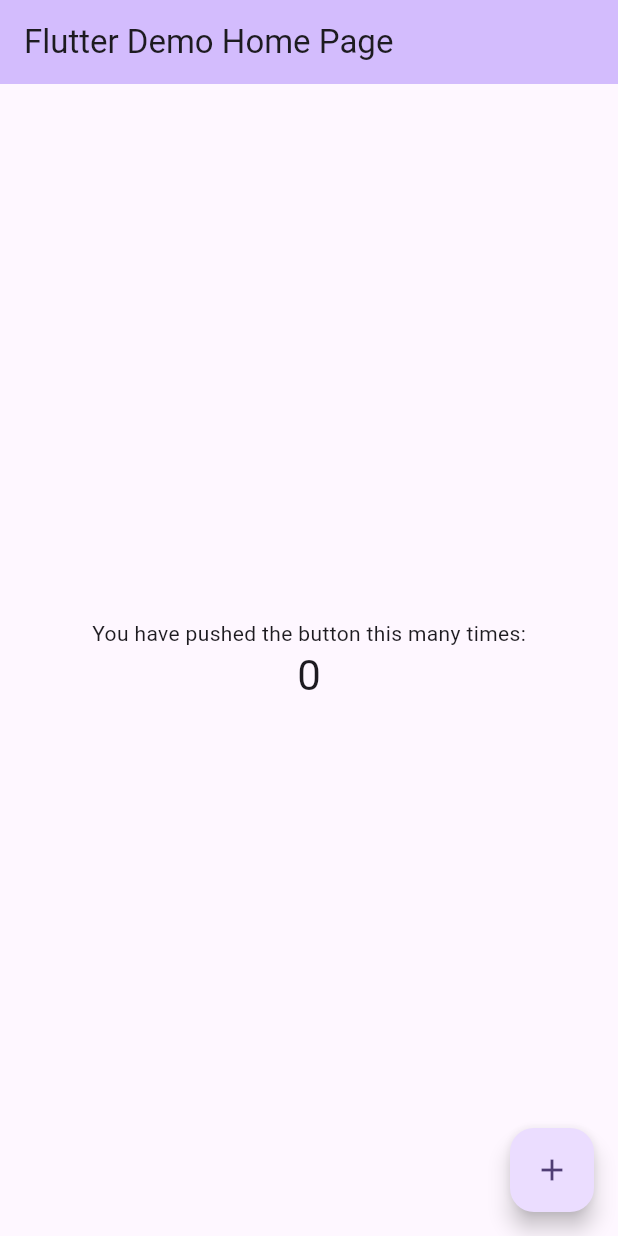
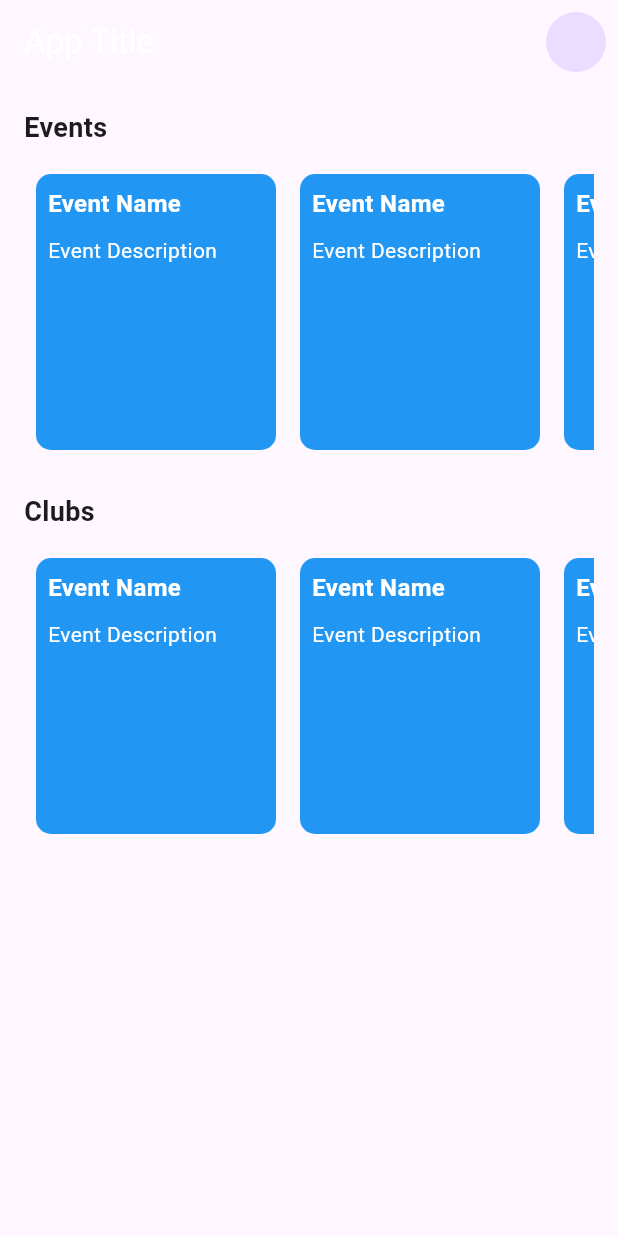
Before and after one commit to ramilsalihar/theathre, a Flutter app: the screen it shows after launch, on a phone screen of 412 x 824 dp. Run offline on Flutter 3.47's test engine with Material 3 defaults, Android fonts, the phone set to English and light mode, and no system bars; our stand-ins replace dio, retrofit; generated files the repository leaves out were written again.

Commit message:
adding home page

```diff
--- a/lib/main.dart
+++ b/lib/main.dart
@@ -1,125 +1,6 @@
 import 'package:flutter/material.dart';
+import 'package:theatre/presentation/application/application.dart';
 
 void main() {
-  runApp(const MyApp());
+  runApp(const TheatreApp());
 }
-
-class MyApp extends StatelessWidget {
-  const MyApp({super.key});
-
-  // This widget is the root of your application.
-  @override
-  Widget build(BuildContext context) {
-    return MaterialApp(
-      title: 'Flutter Demo',
-      theme: ThemeData(
-        // This is the theme of your application.
-        //
-        // TRY THIS: Try running your application with "flutter run". You'll see
-        // the application has a purple toolbar. Then, without quitting the app,
-        // try changing the seedColor in the colorScheme below to Colors.green
-        // and then invoke "hot reload" (save your changes or press the "hot
-        // reload" button in a Flutter-supported IDE, or press "r" if you used
-        // the command line to start the app).
-        //
-        // Notice that the counter didn't reset back to zero; the application
-        // state is not lost during the reload. To reset the state, use hot
-        // restart instead.
-        //
-        // This works for code too, not just values: Most code changes can be
-        // tested with just a hot reload.
-        colorScheme: ColorScheme.fromSeed(seedColor: Colors.deepPurple),
-        useMaterial3: true,
-      ),
-      home: const MyHomePage(title: 'Flutter Demo Home Page'),
-    );
-  }
-}
-
-class MyHomePage extends StatefulWidget {
-  const MyHomePage({super.key, required this.title});
-
-  // This widget is the home page of your application. It is stateful, meaning
-  // that it has a State object (defined below) that contains fields that affect
-  // how it looks.
-
-  // This class is the configuration for the state. It holds the values (in this
-  // case the title) provided by the parent (in this case the App widget) and
-  // used by the build method of the State. Fields in a Widget subclass are
-  // always marked "final".
-
-  final String title;
-
-  @override
-  State<MyHomePage> createState() => _MyHomePageState();
-}
-
-class _MyHomePageState extends State<MyHomePage> {
-  int _counter = 0;
-
-  void _incrementCounter() {
-    setState(() {
-      // This call to setState tells the Flutter framework that something has
-      // changed in this State, which causes it to rerun the build method below
-      // so that the display can reflect the updated values. If we changed
-      // _counter without calling setState(), then the build method would not be
-      // called again, and so nothing would appear to happen.
-      _counter++;
-    });
-  }
-
-  @override
-  Widget build(BuildContext context) {
-    // This method is rerun every time setState is called, for instance as done
-    // by the _incrementCounter method above.
-    //
-    // The Flutter framework has been optimized to make rerunning build methods
-    // fast, so that you can just rebuild anything that needs updating rather
-    // than having to individually change instances of widgets.
-    return Scaffold(
-      appBar: AppBar(
-        // TRY THIS: Try changing the color here to a specific color (to
-        // Colors.amber, perhaps?) and trigger a hot reload to see the AppBar
-        // change color while the other colors stay the same.
-        backgroundColor: Theme.of(context).colorScheme.inversePrimary,
-        // Here we take the value from the MyHomePage object that was created by
-        // the App.build method, and use it to set our appbar title.
-        title: Text(widget.title),
-      ),
-      body: Center(
-        // Center is a layout widget. It takes a single child and positions it
-        // in the middle of the parent.
-        child: Column(
-          // Column is also a layout widget. It takes a list of children and
-          // arranges them vertically. By default, it sizes itself to fit its
-          // children horizontally, and tries to be as tall as its parent.
-          //
-          // Column has various properties to control how it sizes itself and
-          // how it positions its children. Here we use mainAxisAlignment to
-          // center the children vertically; the main axis here is the vertical
-          // axis because Columns are vertical (the cross axis would be
-          // horizontal).
-          //
-          // TRY THIS: Invoke "debug painting" (choose the "Toggle Debug Paint"
-          // action in the IDE, or press "p" in the console), to see the
-          // wireframe for each widget.
-          mainAxisAlignment: MainAxisAlignment.center,
-          children: <Widget>[
-            const Text(
-              'You have pushed the button this many times:',
-            ),
-            Text(
-              '$_counter',
-              style: Theme.of(context).textTheme.headlineMedium,
-            ),
-          ],
-        ),
-      ),
-      floatingActionButton: FloatingActionButton(
-        onPressed: _incrementCounter,
-        tooltip: 'Increment',
-        child: const Icon(Icons.add),
-      ), // This trailing comma makes auto-formatting nicer for build methods.
-    );
-  }
-}
--- /dev/null
+++ b/lib/presentation/application/application.dart
@@ -0,0 +1,14 @@
+import 'package:flutter/material.dart';
+import 'package:theatre/presentation/page/home_page.dart';
+
+class TheatreApp extends StatelessWidget {
+  const TheatreApp({super.key});
+
+  @override
+  Widget build(BuildContext context) {
+    return const MaterialApp(
+      title: 'Theatre App',
+      home: HomePage(),
+    );
+  }
+}
--- /dev/null
+++ b/lib/presentation/page/home_page.dart
@@ -0,0 +1,94 @@
+import 'package:flutter/material.dart';
+import 'package:theatre/presentation/widgets/cards/overview_card.dart';
+
+class HomePage extends StatefulWidget {
+  const HomePage({super.key});
+
+  @override
+  State<HomePage> createState() => _HomeMoviePage();
+}
+
+class _HomeMoviePage extends State<HomePage>
+    with AutomaticKeepAliveClientMixin<HomePage> {
+  @override
+  Widget build(BuildContext context) {
+    return Scaffold(
+      appBar: AppBar(
+        title: Text(
+          'App Title',
+          style: TextStyle(color: Colors.white),
+          textAlign: TextAlign.center,
+        ),
+        actions: <Widget>[
+          IconButton(
+            icon: CircleAvatar(
+                // backgroundImage: NetworkImage(),
+                ),
+            onPressed: () {
+              // Handle avatar click here
+            },
+          ),
+        ],
+      ),
+      backgroundColor: Theme.of(context).backgroundColor,
+      body: Padding(
+        padding: const EdgeInsets.all(16),
+        child: ListView(
+          shrinkWrap: true,
+          scrollDirection: Axis.vertical,
+          physics: const BouncingScrollPhysics(),
+          children: [
+            Text(
+              "Events",
+              style: TextStyle(
+                  color: Theme.of(context).textTheme.headline2?.color,
+                  fontSize: 18,
+                  fontWeight: FontWeight.bold),
+            ),
+            const SizedBox(
+              height: 10,
+            ),
+            Container(
+              height: 200,
+              child: ListView(
+                scrollDirection: Axis.horizontal,
+                children: const <Widget>[
+                  OverviewCard(),
+                  OverviewCard(),
+                  OverviewCard(),
+                ],
+              ),
+            ),
+            const SizedBox(
+              height: 20,
+            ),
+            Text(
+              "Clubs",
+              style: TextStyle(
+                  color: Theme.of(context).textTheme.headline2?.color,
+                  fontSize: 18,
+                  fontWeight: FontWeight.bold),
+            ),
+            const SizedBox(
+              height: 10,
+            ),
+            Container(
+              height: 200,
+              child: ListView(
+                scrollDirection: Axis.horizontal,
+                children: const <Widget>[
+                  OverviewCard(),
+                  OverviewCard(),
+                  OverviewCard(),
+                ],
+              ),
+            ),
+          ],
+        ),
+      ),
+    );
+  }
+
+  @override
+  bool get wantKeepAlive => true;
+}
--- /dev/null
+++ b/lib/presentation/widgets/cards/overview_card.dart
@@ -0,0 +1,43 @@
+import 'package:flutter/material.dart';
+
+class OverviewCard extends StatelessWidget {
+  const OverviewCard({super.key});
+
+  @override
+  Widget build(BuildContext context) {
+    return Padding(
+      padding: const EdgeInsets.all(8.0),
+      child: Container(
+        width: 160,
+        decoration: BoxDecoration(
+          borderRadius: BorderRadius.circular(10),
+          color: Colors.blue,
+        ),
+        child: Padding(
+          padding: const EdgeInsets.all(8.0),
+          child: Column(
+            crossAxisAlignment: CrossAxisAlignment.start,
+            children: <Widget>[
+              Text(
+                'Event Name',
+                style: TextStyle(
+                  color: Colors.white,
+                  fontSize: 16,
+                  fontWeight: FontWeight.bold,
+                ),
+              ),
+              SizedBox(height: 10),
+              Text(
+                'Event Description',
+                style: TextStyle(
+                  color: Colors.white,
+                  fontSize: 14,
+                ),
+              ),
+            ],
+          ),
+        ),
+      ),
+    );
+  }
+}
```
Also changed, not shown: lib/presentaion/l.dart (deleted), 1 other file.
